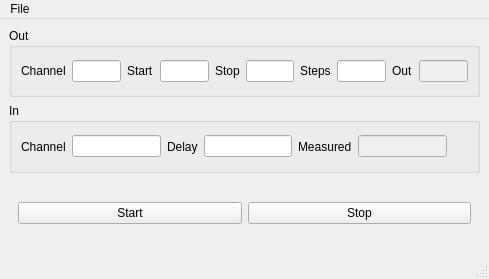
Qt form PythonForTheLab/View/GUI/main_window.ui (PFTL/pythonforthelab) before a commit.
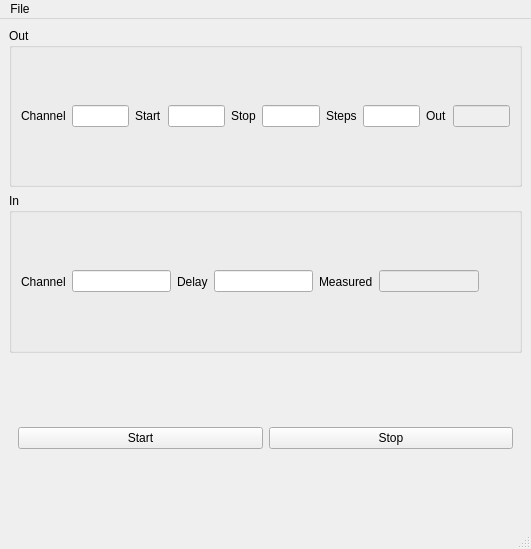
The same form after that commit. Icons and pictures are not drawn.

Commit message: Modified UI to make white background, thicker line, and fixed axis range

Diff of the .ui file:
```diff
--- a/PythonForTheLab/View/GUI/main_window.ui
+++ b/PythonForTheLab/View/GUI/main_window.ui
@@ -6,8 +6,8 @@
    <rect>
     <x>0</x>
     <y>0</y>
-    <width>489</width>
-    <height>279</height>
+    <width>531</width>
+    <height>549</height>
    </rect>
   </property>
   <property name="windowTitle">
@@ -171,7 +171,7 @@
     <rect>
      <x>0</x>
      <y>0</y>
-     <width>489</width>
+     <width>531</width>
      <height>24</height>
     </rect>
    </property>
```
The commit also changes 2 other files.
